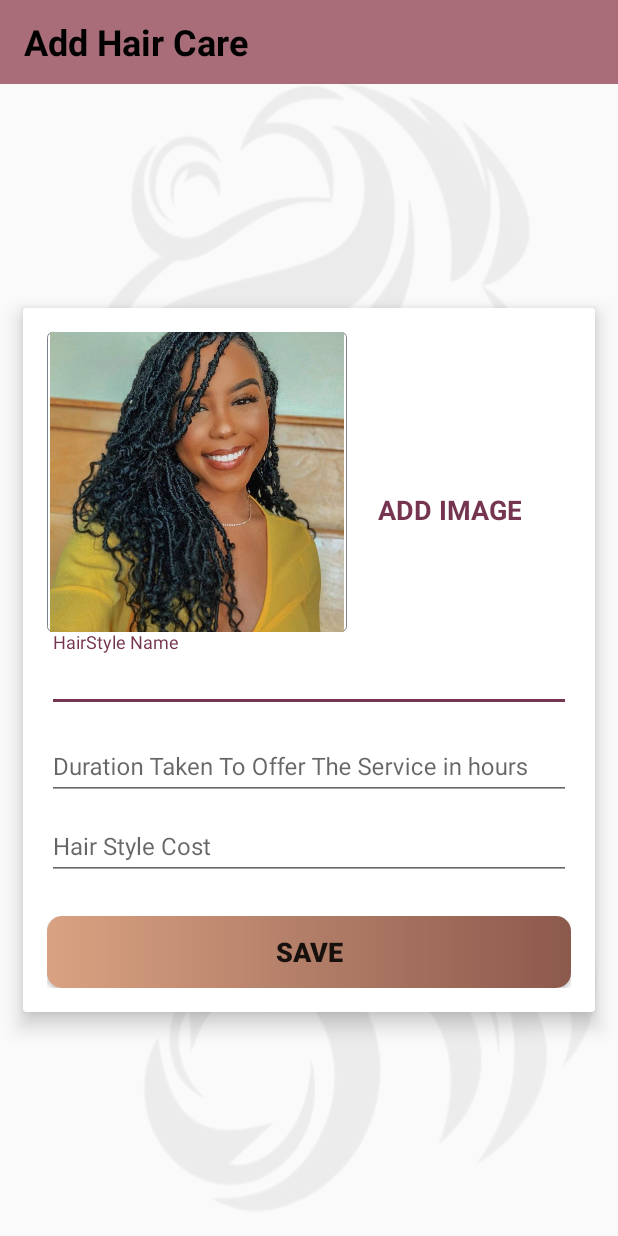
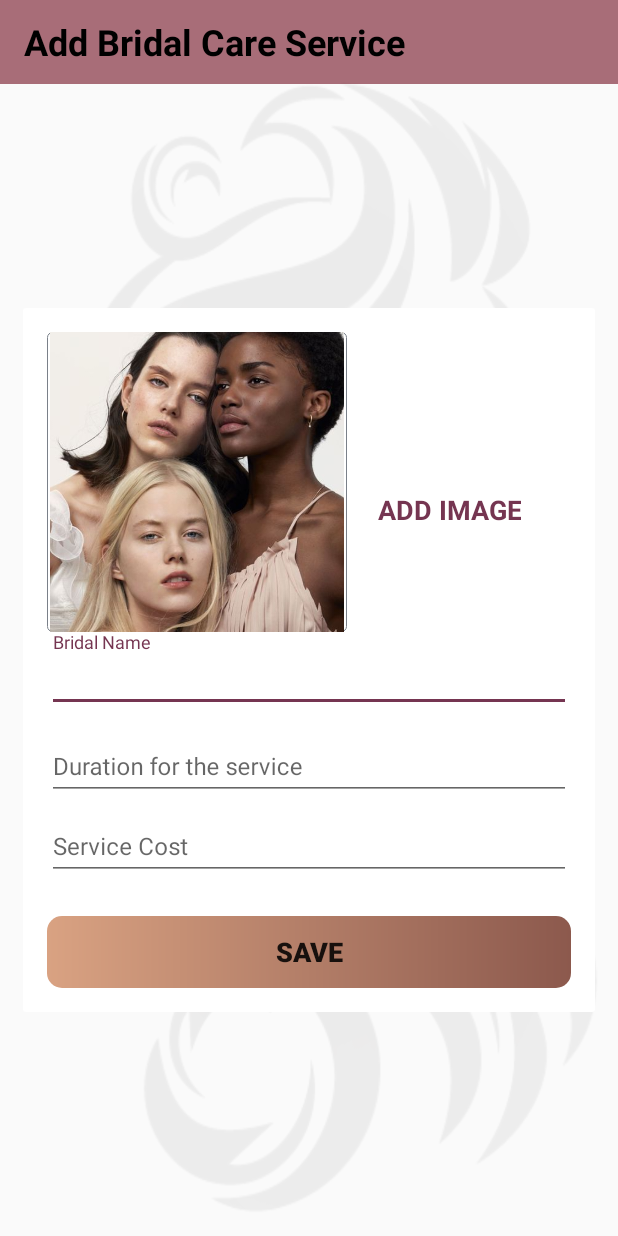
Before and after one commit to sklagat45/reylla, an Android app: the AddBridalServiceActivity screen opened directly, with no data from a screen before it, on a phone screen of 412 x 824 dp. Run offline under Robolectric (Android 15) with nearby library versions, the phone set to English and light mode, and no system bars.

Commit message:
feature-add-services

```diff
--- a/app/src/main/java/com/sklagat46/reylla/activities/serviceproviders/IndividualRegister.kt
+++ b/app/src/main/java/com/sklagat46/reylla/activities/serviceproviders/IndividualRegister.kt
@@ -11,7 +11,6 @@ import com.google.firebase.auth.FirebaseAuth
 import com.google.firebase.auth.FirebaseUser
 import com.sklagat46.reylla.R
 import com.sklagat46.reylla.activities.BaseActivity
-import com.sklagat46.reylla.activities.agentclients.MainActivity
 import com.sklagat46.reylla.firebase.FirestoreClass
 import com.sklagat46.reylla.model.IndividualProviders
 import kotlinx.android.synthetic.main.activity_individual_register.*
@@ -148,7 +147,7 @@ class IndividualRegister : BaseActivity() {
          */
 
         // Launch the register customer screen.
-        startActivity(Intent(this@IndividualRegister, MainActivity::class.java))
+        startActivity(Intent(this@IndividualRegister, ServiceProvidersMainPage::class.java))
         // Finish the Sign-Up Screen
         finish()
     }
--- a/app/src/main/java/com/sklagat46/reylla/utils/Constants.kt
+++ b/app/src/main/java/com/sklagat46/reylla/utils/Constants.kt
@@ -15,6 +15,9 @@ object Constants {
     const val COMPANIES: String = "companies"
     const val INDIVIDUALPROVIDERS: String = "individualProviders"
     const val HAIR_SERVICES: String = "hairServices"
+    const val HAIR_STYLE_NAME: String = "hairStyleName"
+
+
     const val SERVICE_IMAGE: String = "Service_Image"
 
 
--- a/app/src/main/res/layout/activity_add_bridal_service.xml
+++ b/app/src/main/res/layout/activity_add_bridal_service.xml
@@ -8,7 +8,7 @@ tools:context=".activities.serviceproviders.addingNewService.AddBridalServiceAct
 
 
 <androidx.appcompat.widget.Toolbar
-    android:id="@+id/toolbar_add_hair_care_activity"
+    android:id="@+id/toolbar_add_bridal_care_activity"
     android:layout_width="match_parent"
     android:layout_height="?attr/actionBarSize"
     android:background="@color/colorPrimary"
@@ -21,7 +21,7 @@ tools:context=".activities.serviceproviders.addingNewService.AddBridalServiceAct
         android:layout_width="match_parent"
         android:layout_height="match_parent"
         android:gravity="center_vertical"
-        android:text="Add Hair Care"
+        android:text="Add Bridal Care Service"
         android:textColor="#000000"
         android:textSize="24sp"
         android:textStyle="bold" />
@@ -49,7 +49,7 @@ tools:context=".activities.serviceproviders.addingNewService.AddBridalServiceAct
         app:layout_constraintBottom_toBottomOf="parent"
         app:layout_constraintEnd_toEndOf="parent"
         app:layout_constraintStart_toStartOf="parent"
-    app:layout_constraintTop_toBottomOf="@id/toolbar_add_hair_care_activity">
+        app:layout_constraintTop_toBottomOf="@id/toolbar_add_bridal_care_activity">
 
         <androidx.appcompat.widget.LinearLayoutCompat
             android:layout_width="match_parent"
@@ -70,10 +70,10 @@ tools:context=".activities.serviceproviders.addingNewService.AddBridalServiceAct
                     android:background="@drawable/shape_image_view_border"
                     android:padding="@dimen/add_screen_place_image_padding"
                     android:scaleType="centerCrop"
-                android:src="@drawable/curly_flaux_locs"/>
+                    android:src="@drawable/bridal_img" />
 
             <TextView
-                android:id="@+id/tv_add_service_image"
+                android:id="@+id/tv_add_bridal_service_image"
                 android:layout_width="wrap_content"
                 android:layout_height="wrap_content"
                 android:layout_marginTop="@dimen/add_screen_text_add_image_marginTop"
@@ -94,10 +94,10 @@ tools:context=".activities.serviceproviders.addingNewService.AddBridalServiceAct
             android:layout_height="wrap_content">
 
             <androidx.appcompat.widget.AppCompatEditText
-                android:id="@+id/et_hair_style_name"
+                android:id="@+id/et_bridal_style_name"
                 android:layout_width="match_parent"
                 android:layout_height="wrap_content"
-                android:hint="HairStyle Name"
+                android:hint="Bridal Name"
                 android:inputType="textCapWords"
                 android:textColor="@color/primary_text_color"
                 android:textColorHint="@color/secondary_text_color"
@@ -111,10 +111,10 @@ tools:context=".activities.serviceproviders.addingNewService.AddBridalServiceAct
             android:layout_marginTop="@dimen/add_screen_til_marginTop">
 
             <androidx.appcompat.widget.AppCompatEditText
-                android:id="@+id/et_hair_service_duration"
+                android:id="@+id/et_bridal_service_duration"
                 android:layout_width="match_parent"
                 android:layout_height="wrap_content"
-                android:hint="@string/duration_taken_to_offer_the_service_in_hours"
+                android:hint="Duration for the service"
                 android:inputType="time"
                 android:textColor="@color/primary_text_color"
                 android:textColorHint="@color/secondary_text_color"
@@ -127,10 +127,10 @@ tools:context=".activities.serviceproviders.addingNewService.AddBridalServiceAct
             android:layout_height="wrap_content">
 
             <androidx.appcompat.widget.AppCompatEditText
-                android:id="@+id/et_hair_style_cost"
+                android:id="@+id/et_bridal_style_cost"
                 android:layout_width="match_parent"
                 android:layout_height="wrap_content"
-                android:hint="Hair Style Cost"
+                android:hint="Service Cost"
                 android:inputType="number"
                 android:textColor="@color/primary_text_color"
                 android:textColorHint="@color/secondary_text_color"
@@ -139,7 +139,7 @@ tools:context=".activities.serviceproviders.addingNewService.AddBridalServiceAct
 
 
         <Button
-            android:id="@+id/btn_save_hair_service"
+            android:id="@+id/btn_save_bridal_service"
             android:layout_width="match_parent"
             android:layout_height="wrap_content"
             android:layout_gravity="center"
```
Also changed, not shown: app/src/main/AndroidManifest.xml (+6 -2 lines), app/src/main/java/com/sklagat46/reylla/activities/agentclients/IntroActivity.kt (+29 -30 lines), app/src/main/java/com/sklagat46/reylla/activities/serviceproviders/addingNewService/AddHairServiceActivity.kt (+8 -6 lines), app/src/main/java/com/sklagat46/reylla/firebase/FirestoreClass.kt (+23 -6 lines), app/src/main/res/layout/activity_add_make_up_service.xml (+8 -8 lines), app/src/main/res/layout/activity_add_masage_service.xml (+11 -11 lines), app/src/main/res/layout/activity_add_nail_care_service.xml (+12 -12 lines), app/src/main/res/layout/activity_add_tatoo_and_colour_service.xml (+6 -6 lines). Lines whose indentation alone changed are shown as unchanged.
